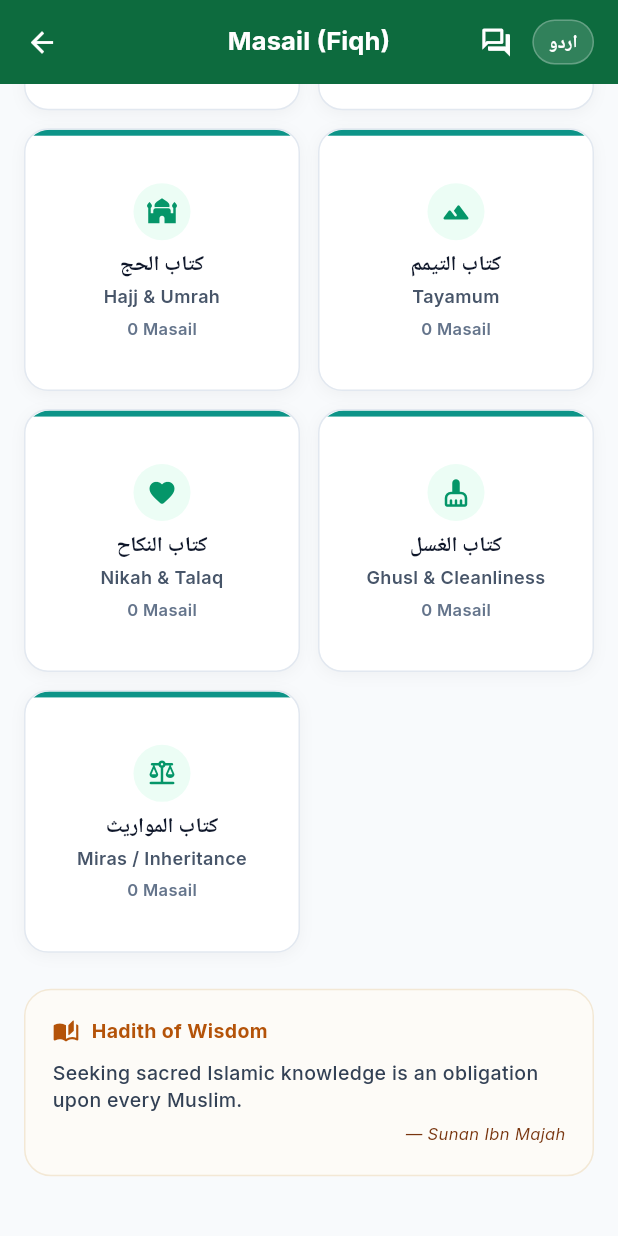
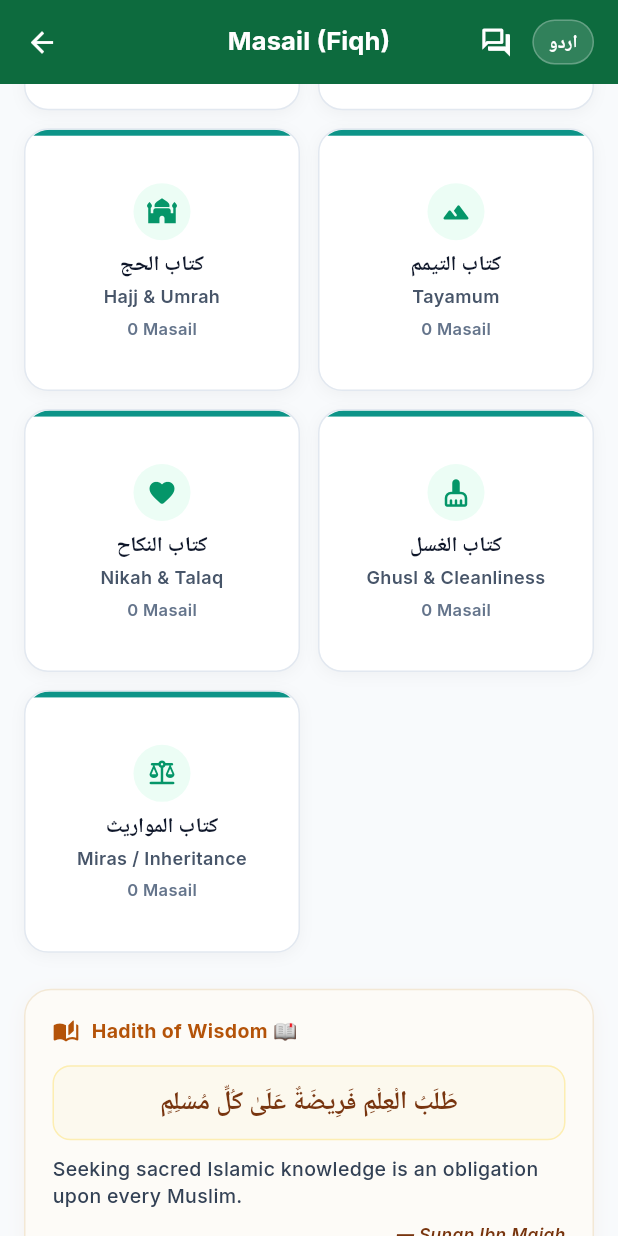
Before and after one commit to Hassan-Developer-cmd/NOOR-E-SUNNAT, a Flutter app: the MasailGridScreen screen opened directly, scrolled down 567 dp, on a phone screen of 412 x 824 dp. Run offline on Flutter 3.47's test engine with Material 3 defaults, Android fonts, the phone set to English and light mode, and no system bars; our stand-ins replace cloud_firestore, firebase_auth, firebase_core, firebase_messaging, flutter_local_notifications, google_fonts and 2 more; accounts and stored records are empty; Roboto replaces fonts that are missing (Amiri).

Commit message:
fix(masail): localize Hadith of Wisdom card to display proper Urdu translation and Arabic text

```diff
--- a/lib/features/knowledge_hub/presentation/masail_grid.dart
+++ b/lib/features/knowledge_hub/presentation/masail_grid.dart
@@ -391,7 +391,19 @@ class _HadithWisdomBanner extends StatelessWidget {
 
   @override
   Widget build(BuildContext context) {
+    return ListenableBuilder(
+      listenable: globalLanguageProvider,
+      builder: (context, _) {
         final lp = globalLanguageProvider;
+        final isUrdu = lp.isUrdu;
+
+        final headerTitle = isUrdu ? 'حدیثِ حکمت 📖' : 'Hadith of Wisdom 📖';
+        const arabicText = 'طَلَبُ الْعِلْمِ فَرِيضَةٌ عَلَىٰ كُلِّ مُسْلِمٍ';
+        final translation = isUrdu
+            ? 'دین کا علم حاصل کرنا ہر مسلمان پر فرض ہے۔'
+            : 'Seeking sacred Islamic knowledge is an obligation upon every Muslim.';
+        final reference = isUrdu ? '— سنن ابن ماجہ' : '— Sunan Ibn Majah';
+
         return Container(
           width: double.infinity,
           padding: const EdgeInsets.all(18),
@@ -399,51 +411,105 @@ class _HadithWisdomBanner extends StatelessWidget {
             color: const Color(0xFFFDFBF7),
             borderRadius: BorderRadius.circular(18),
             border: Border.all(color: const Color(0xFFF3E8D5)),
+            boxShadow: [
+              BoxShadow(
+                color: const Color(0xFFB45309).withValues(alpha: 0.05),
+                blurRadius: 10,
+                offset: const Offset(0, 3),
+              ),
+            ],
           ),
           child: Column(
-        crossAxisAlignment: CrossAxisAlignment.start,
+            crossAxisAlignment:
+                isUrdu ? CrossAxisAlignment.end : CrossAxisAlignment.start,
             children: [
+              // Header Row
               Row(
+                mainAxisAlignment:
+                    isUrdu ? MainAxisAlignment.end : MainAxisAlignment.start,
+                textDirection: isUrdu ? TextDirection.rtl : TextDirection.ltr,
                 children: [
-              const Icon(Icons.auto_stories_rounded, color: Color(0xFFB45309), size: 18),
+                  const Icon(
+                    Icons.auto_stories_rounded,
+                    color: Color(0xFFB45309),
+                    size: 18,
+                  ),
                   const SizedBox(width: 8),
                   Text(
-                lp.isUrdu ? 'فرمانِ مصطفیٰ ﷺ' : 'Hadith of Wisdom',
-                style: const TextStyle(
+                    headerTitle,
+                    textDirection: isUrdu ? TextDirection.rtl : TextDirection.ltr,
+                    style: TextStyle(
                       fontSize: 13,
                       fontWeight: FontWeight.bold,
-                  color: Color(0xFFB45309),
+                      color: const Color(0xFFB45309),
+                      fontFamily: isUrdu ? 'UrduFont' : null,
                     ),
                   ),
                 ],
               ),
-          const SizedBox(height: 8),
-          Text(
-            lp.isUrdu
-                ? 'علمِ دین حاصل کرنا ہر مسلمان مرد اور عورت پر فرض ہے۔'
-                : 'Seeking sacred Islamic knowledge is an obligation upon every Muslim.',
-            style: const TextStyle(
-              fontSize: 13,
-              height: 1.4,
-              color: Color(0xFF334155),
-              fontWeight: FontWeight.w500,
+              const SizedBox(height: 12),
+
+              // Arabic Calligraphy Text Box
+              Container(
+                width: double.infinity,
+                padding: const EdgeInsets.symmetric(horizontal: 14, vertical: 10),
+                decoration: BoxDecoration(
+                  color: const Color(0xFFFCF9EE),
+                  borderRadius: BorderRadius.circular(12),
+                  border: Border.all(
+                    color: const Color(0xFFFDE68A).withValues(alpha: 0.6),
                   ),
                 ),
-          const SizedBox(height: 6),
-          Align(
-            alignment: AlignmentDirectional.centerEnd,
-            child: Text(
-              lp.isUrdu ? '— سنن ابن ماجہ' : '— Sunan Ibn Majah',
-              style: const TextStyle(
-                fontSize: 11,
-                fontStyle: FontStyle.italic,
+                child: const Text(
+                  arabicText,
+                  textAlign: TextAlign.center,
+                  textDirection: TextDirection.rtl,
+                  style: TextStyle(
+                    fontFamily: 'Amiri',
+                    fontSize: 17,
+                    fontWeight: FontWeight.bold,
                     color: Color(0xFF78350F),
+                    height: 1.6,
                   ),
                 ),
               ),
+              const SizedBox(height: 10),
 
+              // Localized Translation Text
+              Text(
+                translation,
+                textAlign: isUrdu ? TextAlign.right : TextAlign.left,
+                textDirection: isUrdu ? TextDirection.rtl : TextDirection.ltr,
+                style: TextStyle(
+                  fontSize: isUrdu ? 14 : 13,
+                  height: isUrdu ? 1.5 : 1.4,
+                  color: const Color(0xFF334155),
+                  fontWeight: FontWeight.w500,
+                  fontFamily: isUrdu ? 'UrduFont' : null,
+                ),
+              ),
+              const SizedBox(height: 8),
+
+              // Reference
+              Align(
+                alignment:
+                    isUrdu ? Alignment.centerLeft : Alignment.centerRight,
+                child: Text(
+                  reference,
+                  textDirection: isUrdu ? TextDirection.rtl : TextDirection.ltr,
+                  style: TextStyle(
+                    fontSize: 11.5,
+                    fontStyle: isUrdu ? FontStyle.normal : FontStyle.italic,
+                    fontWeight: FontWeight.w600,
+                    color: const Color(0xFF78350F),
+                    fontFamily: isUrdu ? 'UrduFont' : null,
+                  ),
+                ),
+              ),
             ],
           ),
+        );
+      },
     );
   }
 }
```
Lines whose indentation alone changed are shown as unchanged.
